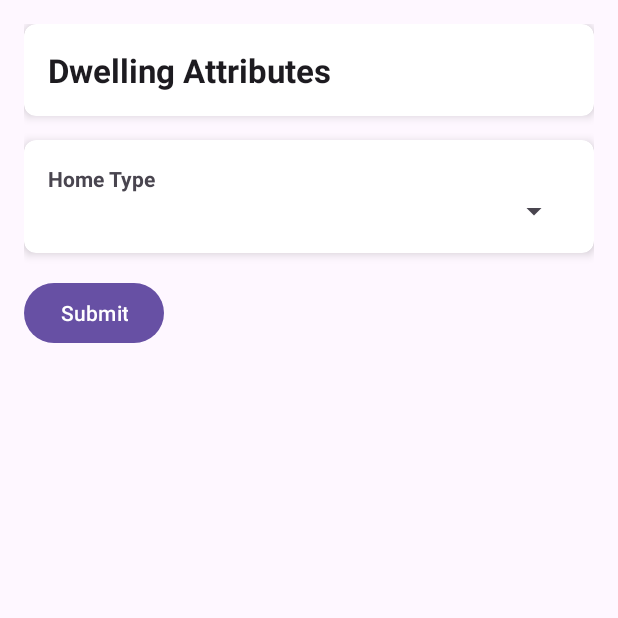
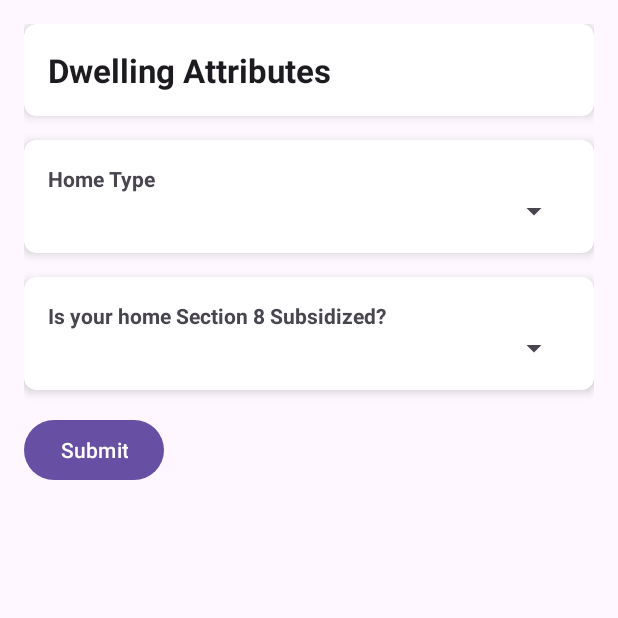
Before and after one commit to psbrar2002/IEQ-Project, an Android app: the screen it shows after launch (MainActivity), on a phone screen of 412 x 824 dp, the top half of it. Run offline under Robolectric (Android 15) with nearby library versions, the phone set to English and light mode, and no system bars; our stand-ins replace Firebase (no records; nobody signed in at launch, a user with empty details on screens opened directly).

Commit message:
Styling added for question #2

```diff
--- a/app/src/main/res/layout/activity_main.xml
+++ b/app/src/main/res/layout/activity_main.xml
@@ -64,6 +64,32 @@
         </androidx.cardview.widget.CardView>
 
         <!-- Add other sections similarly -->
+    <!-- Section 8 Subsidized Section -->
+
+        <androidx.cardview.widget.CardView
+            android:layout_width="match_parent"
+            android:layout_height="wrap_content"
+            android:layout_marginBottom="16dp"
+            app:cardCornerRadius="8dp"
+            app:cardElevation="4dp">
+    <LinearLayout
+        android:layout_width="match_parent"
+        android:layout_height="wrap_content"
+        android:orientation="vertical"
+        android:padding="16dp">
+        <TextView
+            android:layout_width="wrap_content"
+            android:layout_height="wrap_content"
+            android:text="Is your home Section 8 Subsidized?"
+            android:textStyle="bold" />
+
+        <Spinner
+            android:id="@+id/section8Spinner"
+            android:layout_width="match_parent"
+            android:layout_height="wrap_content"
+            android:prompt="@string/section8_prompt" />
+    </LinearLayout>
+        </androidx.cardview.widget.CardView>
 
         <Button
             android:id="@+id/submitButton"
```
